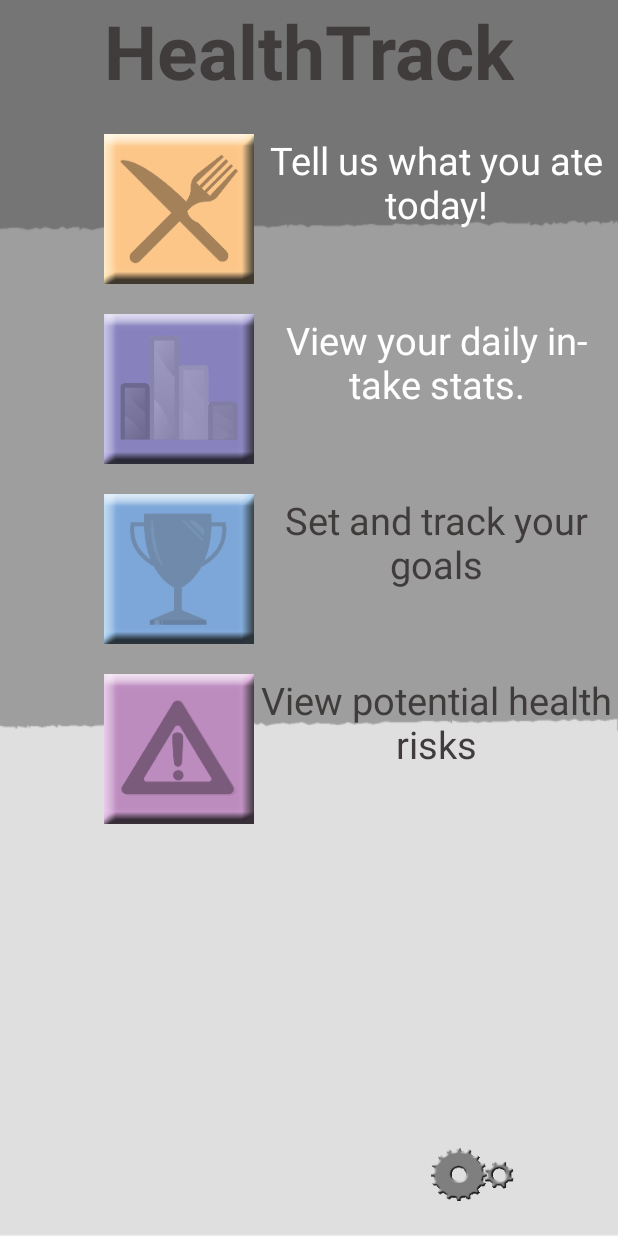
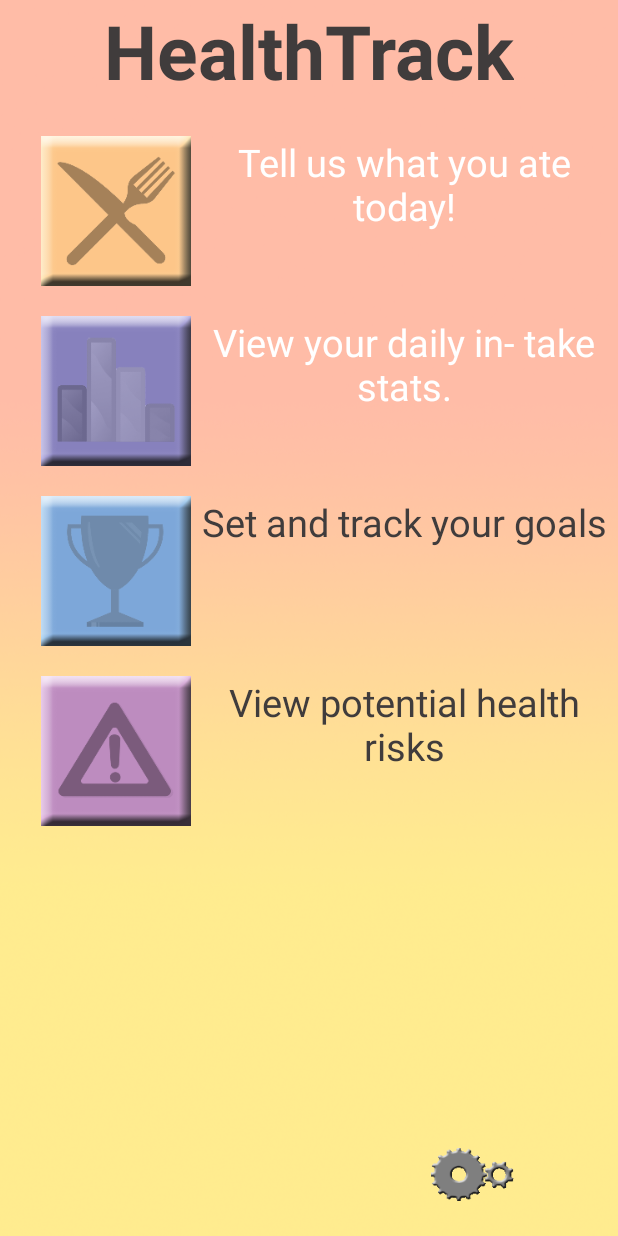
Before and after one commit to DennyScott/HealthTrack, an Android app: the screen it shows after launch (mainScreen), on a phone screen of 412 x 824 dp. Run offline under Robolectric (Android 15) with nearby library versions, the light colour scheme and no system bars.

Commit message:
Changed background color, added potential Logo....

```diff
--- a/app/build.gradle
+++ b/app/build.gradle
@@ -25,4 +25,5 @@ dependencies {
     compile 'com.android.support:appcompat-v7:23.1.1'
     compile 'com.android.support:design:23.1.1'
     compile files('/HealthTrack/libs/mpandroidchartlibrary-2-1-6.jar')
+    compile files('C:/Users/Khaled/Dropbox/HealthTrack/libs/mpandroidchartlibrary-2-1-6.jar')
 }
--- a/app/src/main/res/layout-large/home_screen.xml
+++ b/app/src/main/res/layout-large/home_screen.xml
@@ -13,13 +13,14 @@
         android:layout_width="150dp"
         android:layout_height="150dp"
         android:id="@+id/ateButton"
-        android:layout_marginLeft="46dp"
-        android:layout_marginStart="41dp"
-        android:layout_marginTop="75dp"
+        android:layout_marginLeft="40dp"
+        android:layout_marginStart="40dp"
+        android:layout_marginTop="38dp"
         android:background="@drawable/ate_button_action"
         android:onClick="ateButton"
         android:layout_below="@+id/title"
-        android:layout_alignParentLeft="true" />
+        android:layout_alignParentLeft="true"
+        android:layout_alignParentStart="true" />
 
     <ImageButton
         android:layout_width="150dp"
--- a/app/src/main/res/layout-normal/home_screen.xml
+++ b/app/src/main/res/layout-normal/home_screen.xml
@@ -14,11 +14,13 @@
         android:layout_height="100dp"
         android:id="@+id/ateButton"
         android:background="@drawable/ate_button_action"
+        android:layout_marginTop="23dp"
+        android:onClick="ateButton"
         android:layout_below="@+id/title"
-        android:layout_alignLeft="@+id/title"
-        android:layout_alignStart="@+id/title"
-        android:layout_marginTop="22dp"
-        android:onClick="ateButton" />
+        android:layout_alignParentLeft="true"
+        android:layout_alignParentStart="true"
+        android:layout_marginLeft="27dp"
+        android:layout_marginStart="27dp" />
 
     <ImageButton
         android:layout_width="100dp"
```
Also changed, not shown: app/src/main/res/drawable-hdpi/background.png, app/src/main/res/drawable-mdpi/background.png, app/src/main/res/drawable-xhdpi/background.png, app/src/main/res/drawable-xxhdpi/background.png, app/src/main/res/mipmap-hdpi/ic_launcher.png, app/src/main/res/mipmap-mdpi/ic_launcher.png, app/src/main/res/mipmap-xhdpi/ic_launcher.png, app/src/main/res/mipmap-xxhdpi/ic_launcher.png.
